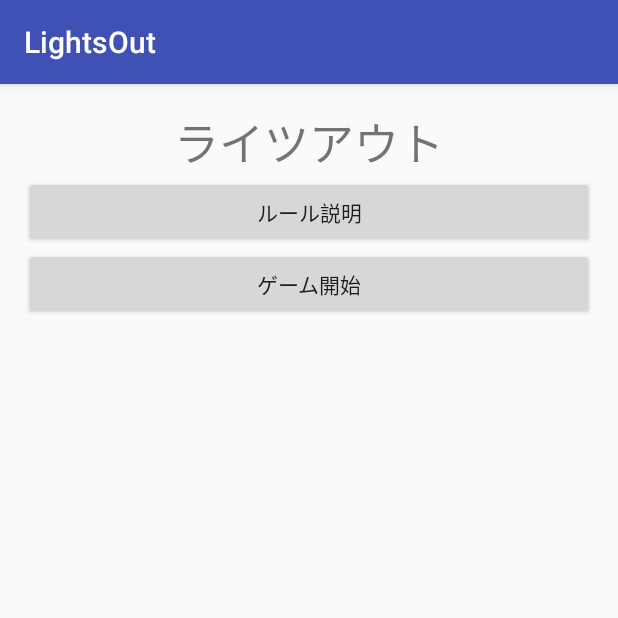
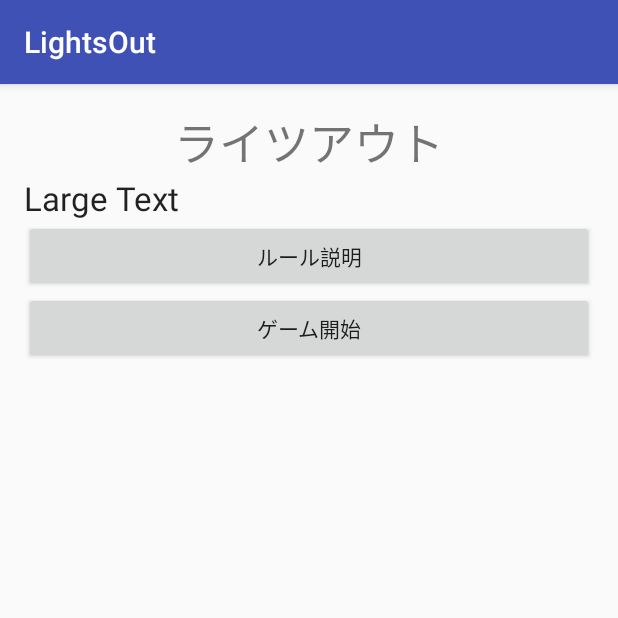
Before and after one commit to valjapan/LightsOut, an Android app: the screen it shows after launch (TytleActivity), on a phone screen of 412 x 824 dp, the top half of it. Run offline under Robolectric (Android 15) with nearby library versions, the phone set to English and light mode, and no system bars.

Commit message:
[add]レイアウトの追加 [add]手数の実装化、28手(最小手数)を超えると赤になる要素を追加 [add]MainActivityにタイマーの場所を追加（未記入） [add]TytleActivityに点滅要素の原型を追加(未完成) [add]ルール説明分の変更

```diff
--- a/app/src/main/java/com/valkyrie/nabeshimamac/lightsout/MainActivity.java
+++ b/app/src/main/java/com/valkyrie/nabeshimamac/lightsout/MainActivity.java
@@ -13,6 +13,8 @@ public class MainActivity extends AppCompatActivity implements View.OnClickListe
     TextView textView1,textView2;
     boolean[][] flag;
     int count;
+//    int timerCount;
+//    Timer timer;
 
 
     @Override
@@ -67,6 +69,7 @@ public class MainActivity extends AppCompatActivity implements View.OnClickListe
         textView2.setText(count + "手");
         textView2.setTextColor(Color.BLACK);
 
+        startTimer();
 
 
         btnReset = (Button)findViewById(R.id.button37);//TODO 実装完了btnReturn =(Button)findViewById(R.id.);//TODO とりあえずここは置いておく後々実装させること
@@ -79,6 +82,14 @@ public class MainActivity extends AppCompatActivity implements View.OnClickListe
                 flag[i][j] = false;
             }
         }
+    }
+
+    public void startTimer(){
+        //TODO タイマーの実装をさせること
+
+
+
+
     }
 
     @Override
--- a/app/src/main/java/com/valkyrie/nabeshimamac/lightsout/TytleActivity.java
+++ b/app/src/main/java/com/valkyrie/nabeshimamac/lightsout/TytleActivity.java
@@ -1,13 +1,21 @@
 package com.valkyrie.nabeshimamac.lightsout;
 
 import android.content.Intent;
+import android.os.Bundle;
 import android.support.v7.app.AppCompatActivity;
-import android.os.Bundle;
 import android.view.View;
 import android.widget.Button;
+import android.widget.TextView;
 
 public class TytleActivity extends AppCompatActivity {
     Button button1,button2;
+    TextView textView;
+
+//TODO ここにタイトル点滅を実装させる
+//    private Handler mHandler = new Handler();
+//    private ScheduledExecutorService mScheduledExecutor;
+//    private TextView mLblMeasuring;
+
 
     @Override
     protected void onCreate(Bundle savedInstanceState) {
@@ -15,6 +23,10 @@ public class TytleActivity extends AppCompatActivity {
         setContentView(R.layout.activity_tytle);
         button1 = (Button)findViewById(R.id.button39);
         button2 = (Button)findViewById(R.id.button40);
+        button1.setVisibility(View.VISIBLE);
+        button2.setVisibility(View.VISIBLE);
+        textView = (TextView)findViewById(R.id.textView);
+
     }
 
 
@@ -27,6 +39,63 @@ public class TytleActivity extends AppCompatActivity {
         Intent intent = new Intent(this,MainActivity.class);
         startActivity(intent);
     }
+//TODO ここにタイトル点滅を実装させる
+//    private void startMeasure() {
+//
+//
+//
+//
+//        /**
+//         * 点滅させたいView
+//         * TextViewじゃなくてもよい。
+//         */
+//        mLblMeasuring = (TextView) findViewById(R.id.textView);
+//
+//        /**
+//         * 第一引数: 繰り返し実行したい処理
+//         * 第二引数: 指定時間後に第一引数の処理を開始
+//         * 第三引数: 第一引数の処理完了後、指定時間後に再実行
+//         * 第四引数: 第二、第三引数の単位
+//         *
+//         * new Runnable（無名オブジェクト）をすぐに（0秒後に）実行し、完了後1700ミリ秒ごとに繰り返す。
+//         * （ただしアニメーションの完了からではない。Handler#postが即時実行だから？？）
+//         */
+//        mScheduledExecutor = Executors.newScheduledThreadPool(2);
+//
+//        mScheduledExecutor.scheduleWithFixedDelay(new Runnable() {
+//            @Override
+//            public void run() {
+//                textView.post(animateAlpha());
+//            }
+//
+//
+//            @TargetApi(Build.VERSION_CODES.HONEYCOMB)
+//            private void animateAlpha() {
+//
+//                // 実行するAnimatorのリスト
+//                List<Animator> animatorList = new ArrayList<Animator>();
+//
+//                // alpha値を0から1へ1000ミリ秒かけて変化させる。
+//                ObjectAnimator animeFadeIn = ObjectAnimator.ofFloat(mLblMeasuring, "alpha", 0f, 1f);
+//                animeFadeIn.setDuration(1000);
+//                // alpha値を1から0へ600ミリ秒かけて変化させる。
+//                ObjectAnimator animeFadeOut = ObjectAnimator.ofFloat(mLblMeasuring, "alpha", 1f, 0f);
+//                animeFadeOut.setDuration(600);
+//
+//                // 実行対象Animatorリストに追加。
+//                animatorList.add(animeFadeIn);
+//                animatorList.add(animeFadeOut);
+//
+//                final AnimatorSet animatorSet = new AnimatorSet();
+//
+//                // リストの順番に実行
+//                animatorSet.playSequentially(animatorList);
+//
+//                animatorSet.start();
+//            }
+//        }, 0, 1700, TimeUnit.MILLISECONDS);
+//
+//    }
 
 
 }
--- a/app/src/main/res/layout/activity_tytle.xml
+++ b/app/src/main/res/layout/activity_tytle.xml
@@ -24,6 +24,19 @@
             android:layout_gravity="center_horizontal"
             android:textSize="30dp" />
 
+        <LinearLayout
+            android:orientation="vertical"
+            android:layout_width="match_parent"
+            android:layout_height="match_parent">
+
+            <TextView
+                android:layout_width="match_parent"
+                android:layout_height="wrap_content"
+                android:textAppearance="?android:attr/textAppearanceLarge"
+                android:text="Large Text"
+                android:id="@+id/textView"
+                android:layout_gravity="center" />
+
             <Button
                 android:layout_width="match_parent"
                 android:layout_height="wrap_content"
@@ -37,5 +50,7 @@
                 android:text="ゲーム開始"
                 android:id="@+id/button40"
                 android:onClick="goGame" />
+
+        </LinearLayout>
     </LinearLayout>
 </RelativeLayout>
--- a/app/src/main/res/values/strings.xml
+++ b/app/src/main/res/values/strings.xml
@@ -1,5 +1,5 @@
 <resources>
     <string name="app_name">LightsOut</string>
-    <string name="explain">ライトを押すと、自身とその上下左右最大4個のライトが一緒に反転します。 \n6×6=36個の、色が点灯・消灯するボタンからなります。 \n問題が色のパターンとして出されます。 \n解答者はルールに従って明滅するライトを操作し、最終的に全てのライトを消すことができれば勝ちです。\n一つの問題に対し複数の解答があるので、最短手数の解答を競います。</string>
+    <string name="explain">ライトを押すと、自身とその上下左右最大4個のライトが一緒に反転します。 \n6×6=36個の、色が点灯・消灯するボタンからなります。 \n問題が色のパターンとして出されます。 \n解答者はルールに従って明滅するライトを操作し、最終的に全てのライトを消すことができれば勝ちです。\n一つの問題に対し複数の解答があるので、最短手数の解答を競い合うゲームです。</string>
 
 </resources>
```
Lines whose indentation alone changed are shown as unchanged.
